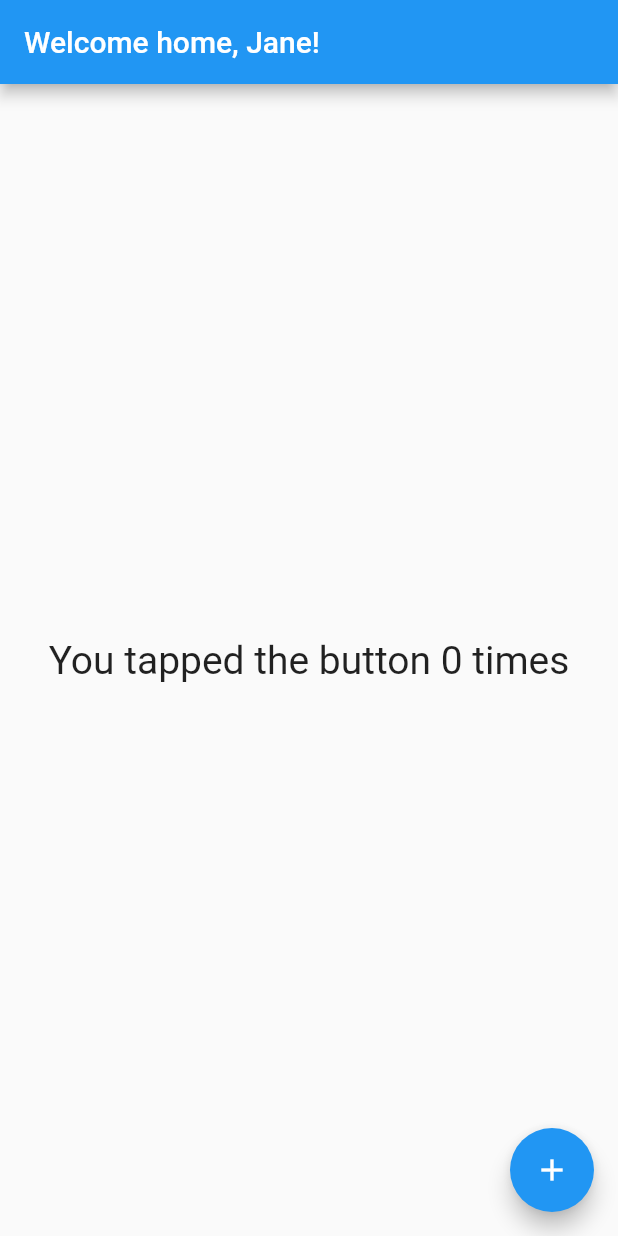
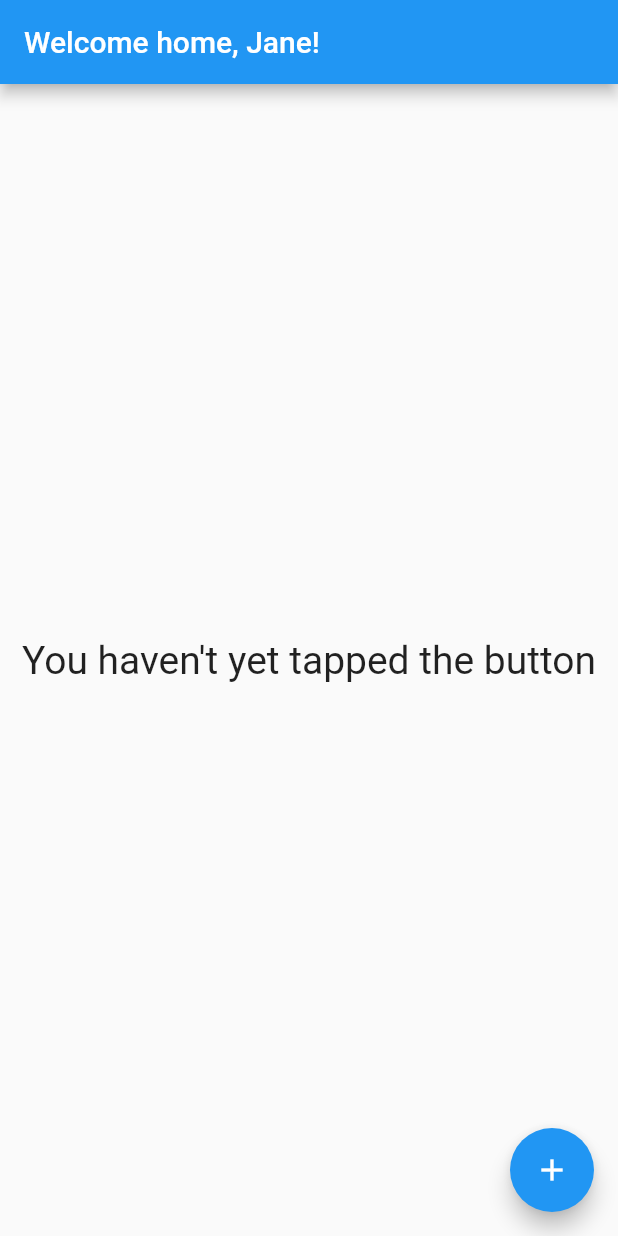
Before and after one commit to tabernerojerry/flutter-l10n, a Flutter app: the screen it shows after launch, on a phone screen of 412 x 824 dp. Run offline on Flutter 3.47's test engine with Material 2 defaults, Android fonts, the light colour scheme and no system bars; generated files the repository leaves out were written again.

Commit message:
support plural strings

```diff
--- a/lib/l10n/app_en.arb
+++ b/lib/l10n/app_en.arb
@@ -8,5 +8,11 @@
     "placeholders": {
       "name": {}
     }
+  },
+  "tapCountMessage": "{count, plural, =0{You haven't yet tapped the button} =1{You tapped the button {count} time} other{You tapped the button {count} times} }",
+  "@tapCountMessage": {
+    "placeholders": {
+      "count": {}
+    }
   }
 }
--- a/lib/main.dart
+++ b/lib/main.dart
@@ -50,7 +50,7 @@ class _HomePageState extends State<HomePage> {
           mainAxisAlignment: MainAxisAlignment.center,
           children: <Widget>[
             Text(
-              'You tapped the button $_counter times',
+              AppLocalizations.of(context)!.tapCountMessage(_counter),
               style: const TextStyle(fontSize: 26.0),
             ),
           ],
```
